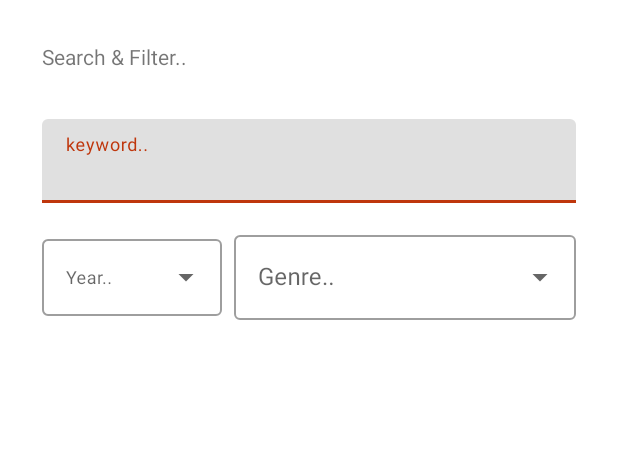
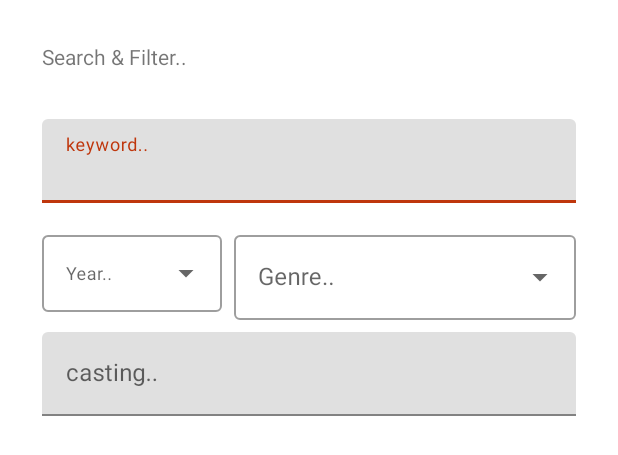
Before and after one commit to mcteach21/MovieRequest, an Android app: the layout filter_layout.xml on its own in the app's theme, with its tools: preview values and no code run, on a phone screen of 412 x 824 dp. Shown: the top 455 px of the screen. Run offline under Robolectric (Android 15) with nearby library versions, the phone set to English and light mode, and no system bars; Roboto replaces fonts that are not available here.

Commit message:
add casting + filter

```diff
--- a/app/src/main/java/mc/apps/movies/MovieActivity.java
+++ b/app/src/main/java/mc/apps/movies/MovieActivity.java
@@ -95,7 +95,7 @@ public class MovieActivity extends AppCompatActivity {
         SharedPreferences sharedPreferences = PreferenceManager.getDefaultSharedPreferences(MovieActivity.this);
         String moviesAPIKey = sharedPreferences.getString("edt_pref_movies_apikey","");
         RestApiInterface apiInterface = RestApiClient.getInstance();
-        Call<Credit> call = apiInterface.casting(movie.id, moviesAPIKey);
+        Call<Credit> call = apiInterface.credits(movie.id, moviesAPIKey);
         call.enqueue(new Callback<Credit>() {
             @Override
             public void onResponse(Call<Credit> call, Response<Credit> response) {
--- a/app/src/main/java/mc/apps/movies/api/Person.java
+++ b/app/src/main/java/mc/apps/movies/api/Person.java
@@ -15,9 +15,9 @@ public class Person {
     @SerializedName("id")
     @Expose
     public Integer id;
-    @SerializedName("known_for")
-    @Expose
-    public List<KnownFor> knownFor = null;
+//    @SerializedName("known_for")
+//    @Expose
+//    public List<KnownFor> knownFor;
     @SerializedName("known_for_department")
     @Expose
     public String knownForDepartment;
--- a/app/src/main/java/mc/apps/movies/api/Result3.java
+++ b/app/src/main/java/mc/apps/movies/api/Result3.java
@@ -11,7 +11,7 @@ public class Result3 {
     public Integer page;
     @SerializedName("results")
     @Expose
-    public List<Person> results = null;
+    public List<Person> results;
     @SerializedName("total_pages")
     @Expose
     public Integer totalPages;
--- a/app/src/main/res/layout/filter_layout.xml
+++ b/app/src/main/res/layout/filter_layout.xml
@@ -70,8 +70,6 @@
         android:layout_marginStart="8dp"
         android:layout_marginTop="16dp"
         android:layout_marginEnd="8dp"
-        android:layout_marginBottom="16dp"
-        app:layout_constraintBottom_toBottomOf="parent"
         app:layout_constraintEnd_toEndOf="parent"
         app:layout_constraintStart_toEndOf="@+id/textInputLayout3"
         app:layout_constraintTop_toBottomOf="@+id/textInputLayout1">
@@ -92,20 +90,37 @@
         android:layout_height="wrap_content"
         android:layout_marginStart="8dp"
         android:layout_marginTop="16dp"
-        android:layout_marginBottom="16dp"
-        app:layout_constraintBottom_toBottomOf="parent"
         app:layout_constraintStart_toStartOf="parent"
         app:layout_constraintTop_toBottomOf="@+id/textInputLayout1">
 
 
         <androidx.appcompat.widget.AppCompatAutoCompleteTextView
             android:id="@+id/yearsAutoComplete"
+            style="@style/TextAppearance.AppCompat.Caption"
             android:layout_width="match_parent"
             android:layout_height="wrap_content"
             android:clickable="true"
             android:hint="Year.."
-            style="@style/TextAppearance.AppCompat.Caption"
             tools:ignore="KeyboardInaccessibleWidget,SpeakableTextPresentCheck" />
+    </com.google.android.material.textfield.TextInputLayout>
+
+    <com.google.android.material.textfield.TextInputLayout
+        android:layout_width="0dp"
+        android:layout_height="wrap_content"
+        android:layout_marginStart="8dp"
+        android:layout_marginTop="8dp"
+        android:layout_marginEnd="8dp"
+        android:layout_marginBottom="8dp"
+        app:layout_constraintBottom_toBottomOf="parent"
+        app:layout_constraintEnd_toEndOf="parent"
+        app:layout_constraintStart_toStartOf="parent"
+        app:layout_constraintTop_toBottomOf="@+id/textInputLayout">
+
+        <com.google.android.material.textfield.TextInputEditText
+            android:id="@+id/edtCasting"
+            android:layout_width="match_parent"
+            android:layout_height="wrap_content"
+            android:hint="casting.." />
     </com.google.android.material.textfield.TextInputLayout>
 
 
```
Also changed, not shown: app/src/main/java/mc/apps/movies/MainActivity.java (+77 -38 lines), app/src/main/java/mc/apps/movies/api/RestApiInterface.java (+25 -11 lines).
